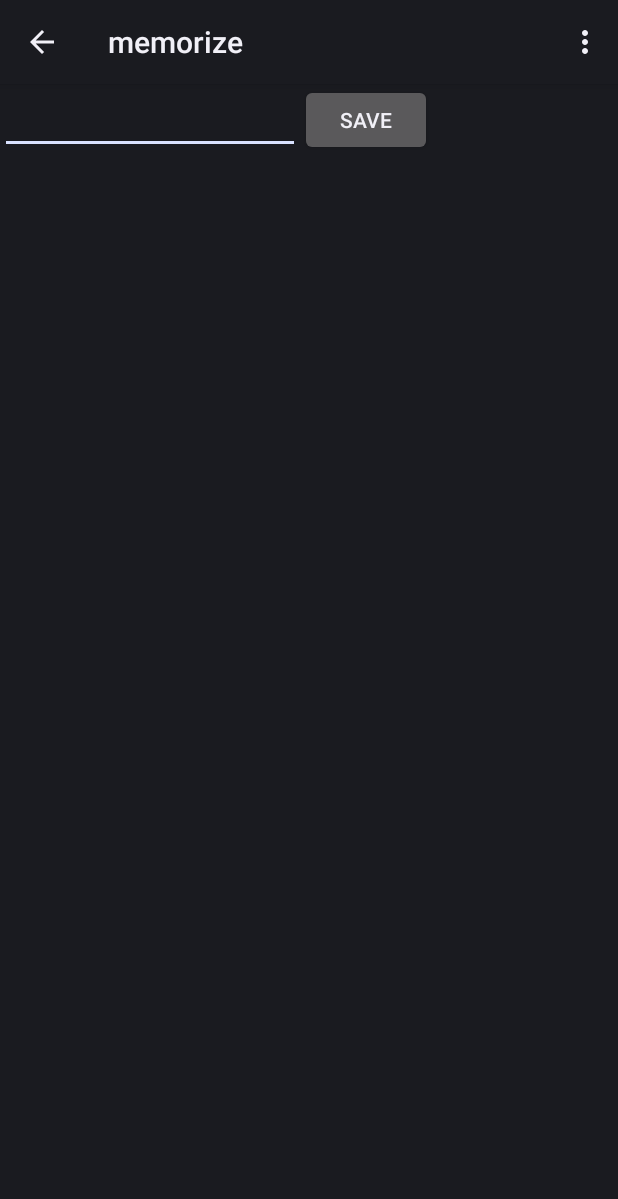
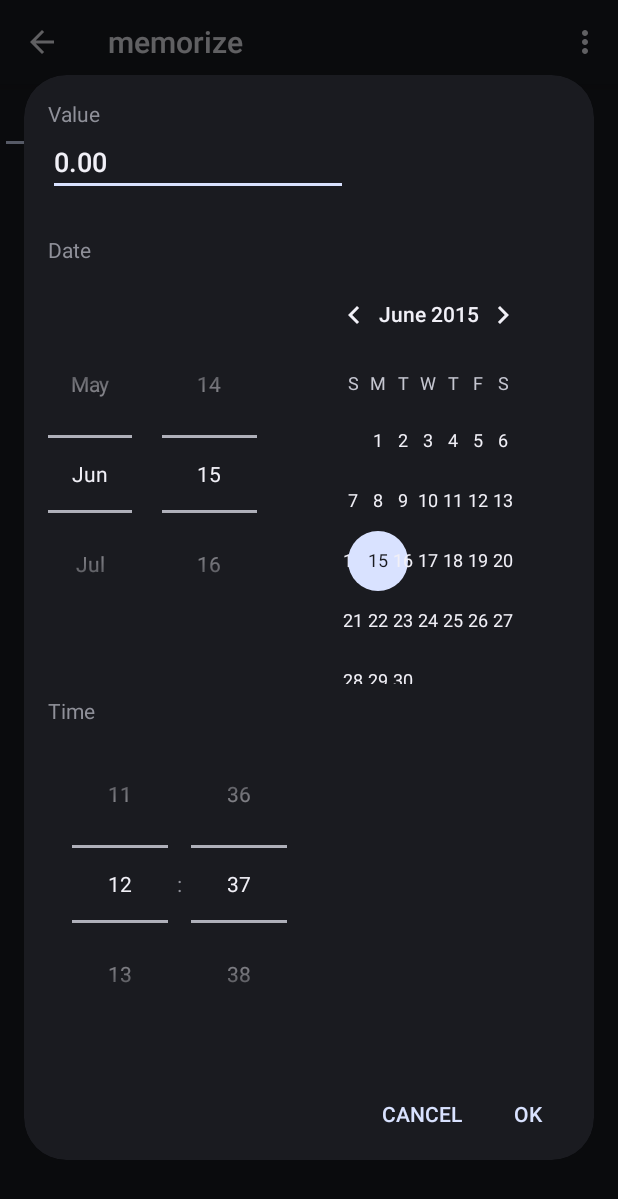
Before and after one commit to Karloid/MemorizeYourWeight, an Android app: the EditorActivity screen opened directly, with no data from a screen before it, in the options menu, after a tap on "Add Custom", on a phone screen of 412 x 824 dp. Shown: the top 1199 px of the screen. Run offline under Robolectric (Android 15) with nearby library versions, the phone set to English and light mode, and no system bars; libraries missing offline, so code that uses them is left out: com.activeandroid, com.activeandroid.annotation, com.activeandroid.query, rx.functions; 3 statements that could not run were skipped.

Commit message:
- working on editing dialog

```diff
--- a/app/src/main/java/com/krld/memorize/EditorActivity.java
+++ b/app/src/main/java/com/krld/memorize/EditorActivity.java
@@ -1,5 +1,6 @@
 package com.krld.memorize;
 
+import android.annotation.SuppressLint;
 import android.app.ActionBar;
 import android.app.Activity;
 import android.app.AlertDialog;
@@ -12,6 +13,7 @@ import android.util.Log;
 import android.view.KeyEvent;
 import android.view.Menu;
 import android.view.MenuItem;
+import android.view.View;
 import android.view.inputmethod.EditorInfo;
 import android.widget.*;
 
@@ -147,7 +149,7 @@ public class EditorActivity extends Activity {
                 (dialog, which) -> {
                     //TODO
                     if (which == 0) {
-                        //edit
+                        showEditDialog(obj);
                     } else if (which == 1) {
                         obj.delete();
                         refreshListView();
@@ -175,6 +177,7 @@ public class EditorActivity extends Activity {
     public boolean onOptionsItemSelected(MenuItem item) {
         switch (item.getItemId()) {
             case R.id.menu_editor_add_custom:
+                addCustom();
                 break;
             case R.id.menu_editor_import:
                 importData();
@@ -190,6 +193,28 @@ public class EditorActivity extends Activity {
                 return true;
         }
         return super.onOptionsItemSelected(item);
+    }
+
+    @SuppressLint("NewApi")
+    private void addCustom() {
+        Measurement measurement = new Measurement();
+        showEditDialog(measurement);
+    }
+
+    private void showEditDialog(Measurement measurement) {
+        View v = getLayoutInflater().inflate(R.layout.v_custom_item, null);
+        EditText editValue = (EditText) v.findViewById(R.id.edit_value);
+        editValue.setText(FormatterHelper.formatDouble(measurement.value));
+        DatePicker datePicker = (DatePicker) v.findViewById(R.id.date_picker);
+        TimePicker timePicker = (TimePicker) v.findViewById(R.id.time_picker);
+        timePicker.setIs24HourView(true);
+        //TODO
+        new AlertDialog.Builder(this).setView(v)
+                .setPositiveButton(android.R.string.ok, (dialog, which) -> {
+                    measurement.save();
+                })
+                .setNegativeButton(android.R.string.cancel, (dialog1, which1) -> dialog1.dismiss())
+                .show();
     }
 
     private void removeAllDataConfirmation() {
@@ -261,7 +286,7 @@ public class EditorActivity extends Activity {
         Log.d("MemorizeLog", json);
         try {
             File root = Environment.getExternalStoragePublicDirectory(Environment.DIRECTORY_DOWNLOADS);
-            String fileName = "memorize " + new SimpleDateFormat("yyyy-MM-dd HH:mm").format(new Date()) + ".json";
+            @SuppressLint("SimpleDateFormat") String fileName = "memorize " + new SimpleDateFormat("yyyy-MM-dd HH:mm").format(new Date()) + ".json";
             File gpxfile = new File(root, fileName);
             FileWriter writer = new FileWriter(gpxfile);
             writer.append(json);
--- a/app/src/main/res/layout/act_editor.xml
+++ b/app/src/main/res/layout/act_editor.xml
@@ -1,33 +1,42 @@
 <?xml version="1.0" encoding="utf-8"?>
 <LinearLayout xmlns:android="http://schemas.android.com/apk/res/android"
-              android:orientation="vertical"
     android:layout_width="fill_parent"
     android:layout_height="fill_parent"
-        >
+    android:orientation="vertical">
+
     <LinearLayout
-            android:orientation="horizontal"
         android:layout_width="fill_parent"
-            android:layout_height="wrap_content">
+        android:layout_height="wrap_content"
+        android:orientation="horizontal">
+
         <EditText
+            android:id="@+id/login"
             android:layout_width="wrap_content"
             android:layout_height="wrap_content"
-                android:id="@+id/login" android:layout_gravity="center" android:minWidth="200dp"
-                android:inputType="numberDecimal"/>
+            android:layout_gravity="center"
+            android:inputType="numberDecimal"
+            android:minWidth="200dp" />
+
         <Button
+            android:id="@+id/saveButton"
             android:layout_width="wrap_content"
             android:layout_height="wrap_content"
-                android:text="Save"
-                android:id="@+id/saveButton" android:layout_gravity="center_horizontal|right"
-                android:layout_alignParentLeft="false" android:layout_alignParentBottom="false"
-                android:layout_alignParentRight="false"/>
+            android:layout_alignParentBottom="false"
+            android:layout_alignParentLeft="false"
+            android:layout_alignParentRight="false"
+            android:layout_gravity="center_horizontal|right"
+            android:text="Save" />
+
         <Button
+            android:id="@+id/readButton"
             android:layout_width="wrap_content"
             android:layout_height="wrap_content"
             android:text="Refresh"
-                android:id="@+id/readButton" android:visibility="invisible"/>
+            android:visibility="invisible" />
     </LinearLayout>
+
     <ListView
+        android:id="@+id/listView"
         android:layout_width="match_parent"
-            android:layout_height="match_parent"
-            android:id="@+id/listView"/>
+        android:layout_height="match_parent" />
 </LinearLayout>
--- /dev/null
+++ b/app/src/main/res/layout/v_custom_item.xml
@@ -0,0 +1,51 @@
+<?xml version="1.0" encoding="utf-8"?>
+<ScrollView  xmlns:android="http://schemas.android.com/apk/res/android"
+    xmlns:tools="http://schemas.android.com/tools"
+    android:layout_width="match_parent"
+    android:layout_height="match_parent">
+
+<LinearLayout
+    android:orientation="vertical"
+    android:layout_width="match_parent"
+    android:layout_height="wrap_content"
+    android:padding="16dp">
+   <TextView
+
+       android:layout_width="wrap_content"
+       android:layout_height="wrap_content"
+       android:text="@string/label_value"/>
+    <EditText
+        android:id="@+id/edit_value"
+        android:layout_width="wrap_content"
+        android:layout_height="wrap_content"
+        android:inputType="numberDecimal"
+        android:minWidth="200dp"
+        tools:text="8.00"/>
+    <TextView
+        android:paddingTop="26dp"
+        android:layout_width="wrap_content"
+        android:layout_height="wrap_content"
+        android:text="@string/label_date"/>
+    <DatePicker
+        android:id="@+id/date_picker"
+        android:layout_width="wrap_content"
+        android:layout_height="wrap_content"
+        android:datePickerMode="spinner"
+        tools:ignore="UnusedAttribute">
+    </DatePicker>
+
+    <TextView
+        android:paddingTop="8dp"
+        android:layout_width="wrap_content"
+        android:layout_height="wrap_content"
+        android:text="@string/label_time"/>
+
+    <TimePicker
+        android:id="@+id/time_picker"
+        android:layout_width="wrap_content"
+        android:layout_height="wrap_content"
+        android:timePickerMode="spinner"
+        tools:ignore="UnusedAttribute">
+    </TimePicker>
+</LinearLayout>
+</ScrollView>
--- a/app/src/main/res/values/strings.xml
+++ b/app/src/main/res/values/strings.xml
@@ -28,4 +28,7 @@
     <string name="remove_all_confirmation">You about to delete all data, are you sure?</string>
     <string name="remove_all_end">Removed all %s entities.</string>
     <string name="label_remove_successful">Measurement: %s removed.</string>
+    <string name="label_value">Value</string>
+    <string name="label_date">Date</string>
+    <string name="label_time">Time</string>
 </resources>
```
Lines whose indentation alone changed are shown as unchanged.
